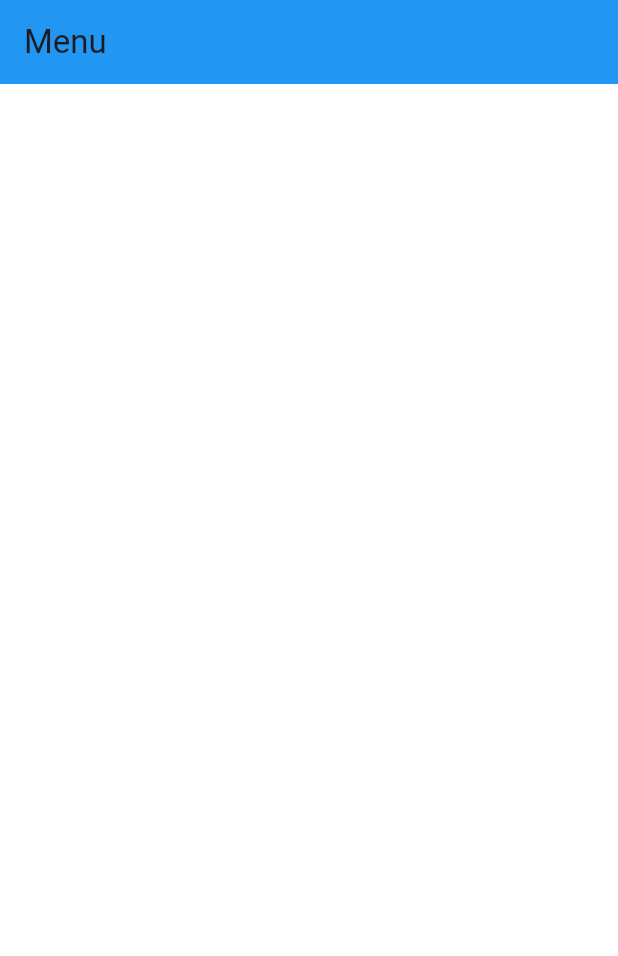
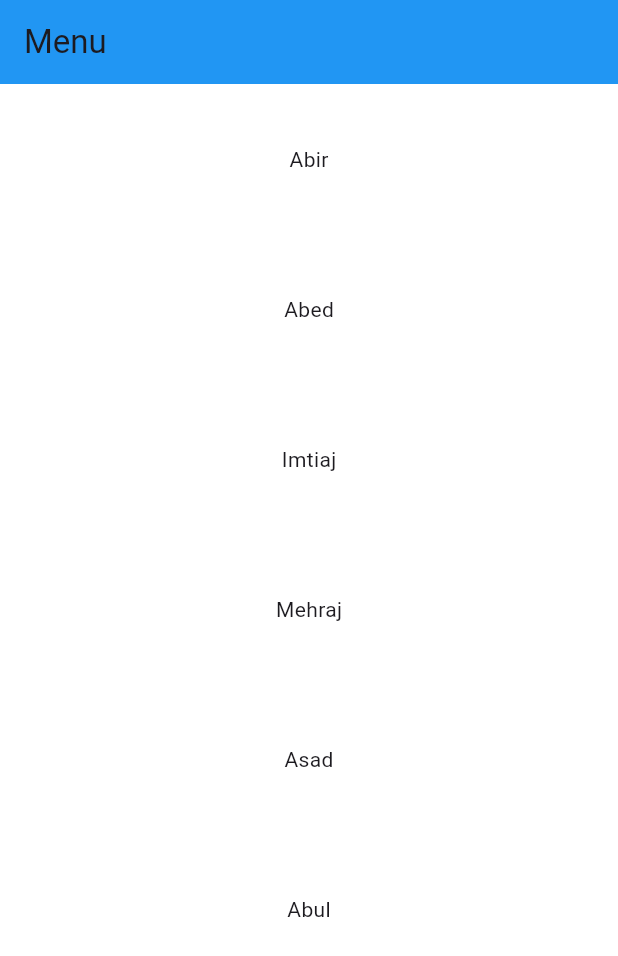
Before and after one commit to M-Yousuf-Nabi/app1-practice, a Flutter app: the screen it shows after launch, on a phone screen of 412 x 824 dp. Shown: the top 956 px of the screen. Run offline on Flutter 3.47's test engine with Material 3 defaults, Android fonts, the phone set to English and light mode, and no system bars.

Commit message:
Module 8-02 ListView Done

```diff
--- a/lib/main.dart
+++ b/lib/main.dart
@@ -1,3 +1,4 @@
+import 'package:flutter/cupertino.dart';
 import 'package:flutter/material.dart';
 
 void main() {
@@ -17,90 +18,42 @@ class IntroApp extends StatelessWidget {
   }
 }
 
-class Home extends StatelessWidget {
-  const Home({super.key});
+class Home extends StatefulWidget {
+  @override
+  State<Home> createState() => _HomeState();
+}
+
+class _HomeState extends State<Home> {
+  List<String> FriendList = [
+    "Abir",
+    "Abed",
+    "Imtiaj",
+    "Mehraj",
+    "Asad",
+    "Abul",
+  ];
 
   @override
   Widget build(BuildContext context) {
     return Scaffold(
       backgroundColor: Colors.white,
       appBar: AppBar(
+        title: Text("Menu"),
         backgroundColor: Colors.blue,
-        title: Text("Menu"),
       ),
-      // body:  ListView(
-      //   scrollDirection: Axis.vertical,
-      //   children: [
-      //     SizedBox(
-      //       height: 150,
-      //       width: 150,
-      //       child: Center(
-      //         child: Text("Box 1"),
-      //       )
-      //     ),
-      //     SizedBox(
-      //         height: 200,
-      //         width: 200,
-      //         child: Center(
-      //           child: Text("Box 1"),
-      //         )
-      //     ),
-      //     SizedBox(
-      //         height: 200,
-      //         width: 200,
-      //         child: Center(
-      //           child: Text("Box 1"),
-      //         )
-      //     ),
-      //     SizedBox(
-      //         height: 200,
-      //         width: 200,
-      //         child: Center(
-      //           child: Text("Box 1"),
-      //         )
-      //     ),SizedBox(
-      //         height: 150,
-      //         width: 150,
-      //         child: Center(
-      //           child: Text("Box 1"),
-      //         )
-      //     ),
-      //     SizedBox(
-      //         height: 200,
-      //         width: 200,
-      //         child: Center(
-      //           child: Text("Box 1"),
-      //         )
-      //     ),
-      //     SizedBox(
-      //         height: 200,
-      //         width: 200,
-      //         child: Center(
-      //           child: Text("Box 1"),
-      //         )
-      //     ),
-      //     SizedBox(
-      //         height: 200,
-      //         width: 200,
-      //         child: Center(
-      //           child: Text("Box 1"),
-      //         )
-      //     )
-      //   ],
-
-      // body: ListView.builder(
-      //   itemCount: 1000,
-      //   itemBuilder: (context, index){
-      //     return SizedBox(
-      //       width: 100,
-      //       height: 100,
-      //       child: Text(index.toString()),
-      //     );
-      //   },
-      // ),
-
-
-
+      body: ListView.builder(
+        //scrollDirection: Axis.horizontal,
+        itemCount: FriendList.length,
+        itemBuilder: (context, index){
+          return SizedBox(
+            width: 100,
+            height: 100,
+            child: Center(
+              child: Text(FriendList[index]),
+            )
+          );
+        },
+      ),
     );
   }
 }
```
